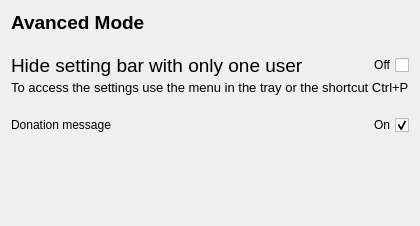
Before: the Qt Designer form zapzap/view/ui/avanced_page.ui in jmbatistav/zapzap, drawn with Qt 5.
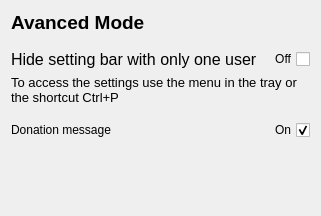
After: the same form once the commit is applied.

```diff
--- a/zapzap/view/ui/avanced_page.ui
+++ b/zapzap/view/ui/avanced_page.ui
@@ -6,8 +6,8 @@
    <rect>
     <x>0</x>
     <y>0</y>
-    <width>415</width>
-    <height>226</height>
+    <width>321</width>
+    <height>216</height>
    </rect>
   </property>
   <property name="windowTitle">
@@ -15,7 +15,7 @@
   </property>
   <layout class="QVBoxLayout" name="verticalLayout">
    <property name="spacing">
-    <number>20</number>
+    <number>15</number>
    </property>
    <item>
     <widget class="QLabel" name="label">
@@ -33,13 +33,13 @@
    <item>
     <layout class="QGridLayout" name="gridLayout">
      <property name="spacing">
-      <number>3</number>
+      <number>6</number>
      </property>
      <item row="0" column="0">
       <widget class="QLabel" name="label_2">
        <property name="font">
         <font>
-         <pointsize>14</pointsize>
+         <pointsize>12</pointsize>
         </font>
        </property>
        <property name="text">
@@ -67,6 +67,9 @@
        <property name="text">
         <string>To access the settings use the menu in the tray or the shortcut Ctrl+P</string>
        </property>
+       <property name="wordWrap">
+        <bool>true</bool>
+       </property>
       </widget>
      </item>
     </layout>
```
